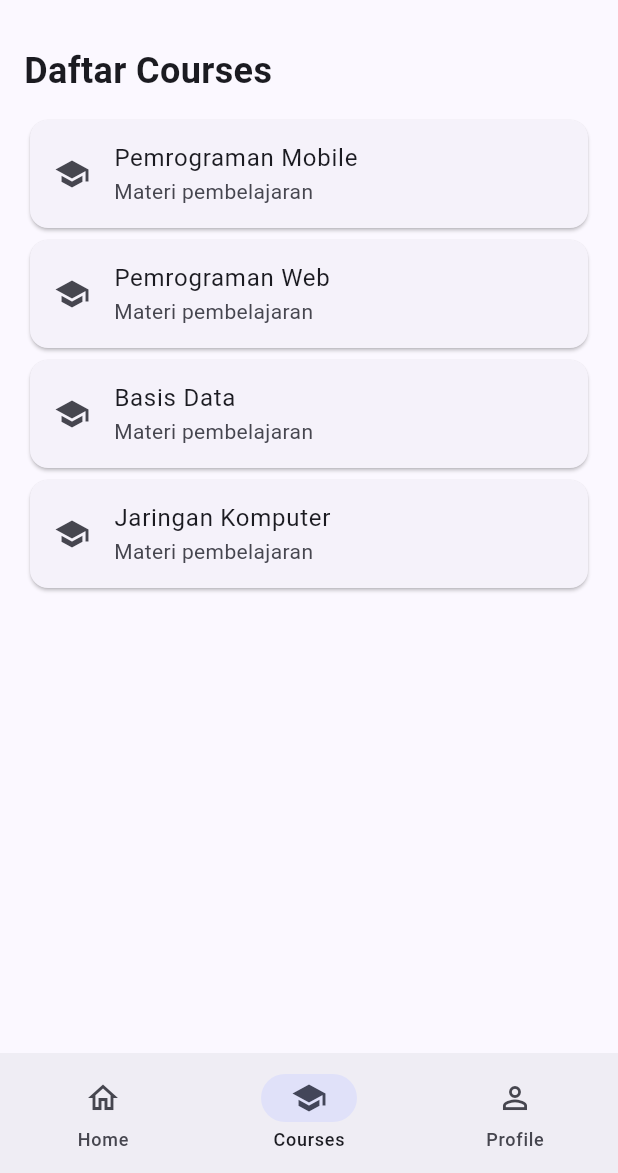
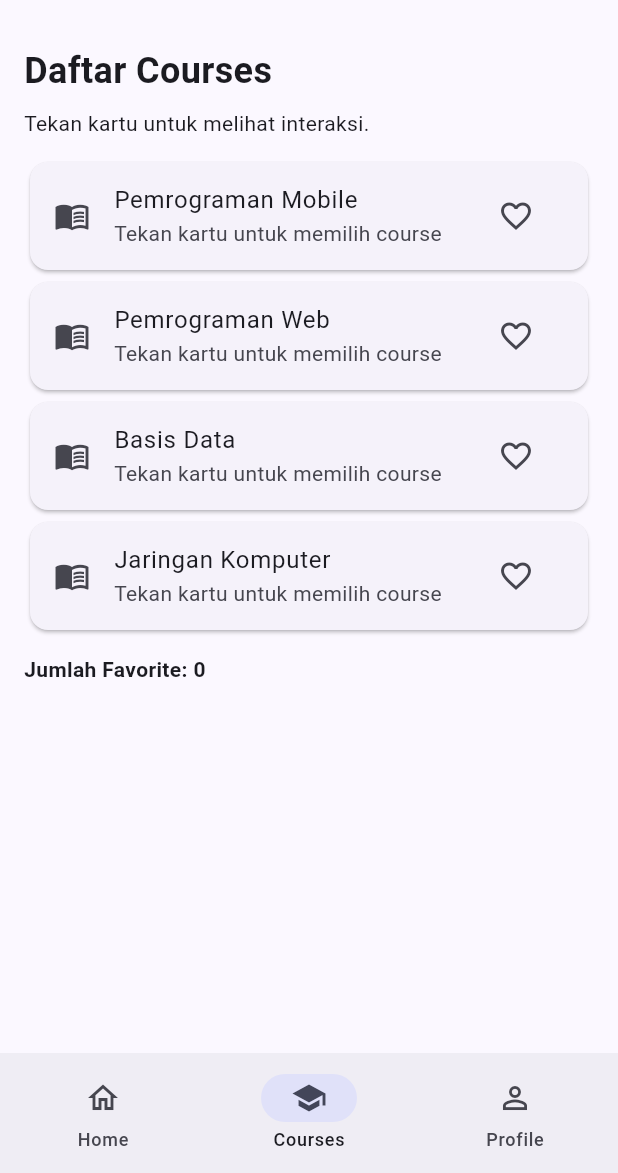
Before and after one commit to darmakrisaryawan-sys/flutter_ui_fundamentals, a Flutter app: the screen it shows after launch, item 2 of the bottom bar chosen, on a phone screen of 412 x 824 dp, the part 63-1236 px from its top. Run offline on Flutter 3.47's test engine with Material 3 defaults, Android fonts, the phone set to English and light mode, and no system bars.

Commit message:
Tahap 12: Menambahkan interaksi tap dan favorite course

```diff
--- a/lib/main.dart
+++ b/lib/main.dart
@@ -2,6 +2,13 @@ import 'package:flutter/material.dart';
 
 const String studentName = 'Made Darma Krisaryawan';
 const String studentId = '2415051081';
+
+const List<String> courseNames = [
+  'Pemrograman Mobile',
+  'Pemrograman Web',
+  'Basis Data',
+  'Jaringan Komputer',
+];
 
 void main() {
   runApp(const MyApp());
@@ -33,12 +40,6 @@ class MainNavigationPage extends StatefulWidget {
 
 class _MainNavigationPageState extends State<MainNavigationPage> {
   int currentIndex = 0;
-
-  final List<Widget> pages = const [
-    HomeScreen(),
-    CoursesScreen(),
-    ProfileScreen(),
-  ];
 
   Widget buildNavigationBar() {
     return NavigationBar(
@@ -103,6 +104,18 @@ class _MainNavigationPageState extends State<MainNavigationPage> {
       builder: (context, constraints) {
         final bool isExpanded = constraints.maxWidth >= 840;
 
+        final List<Widget> pages = [
+          HomeScreen(
+            onExploreCourses: () {
+              setState(() {
+                currentIndex = 1;
+              });
+            },
+          ),
+          const CoursesScreen(),
+          const ProfileScreen(),
+        ];
+
         return Scaffold(
           appBar: AppBar(title: const Text('Course Explorer')),
           body: isExpanded
@@ -122,7 +135,9 @@ class _MainNavigationPageState extends State<MainNavigationPage> {
 }
 
 class HomeScreen extends StatelessWidget {
-  const HomeScreen({super.key});
+  final VoidCallback onExploreCourses;
+
+  const HomeScreen({super.key, required this.onExploreCourses});
 
   @override
   Widget build(BuildContext context) {
@@ -142,32 +157,45 @@ class HomeScreen extends StatelessWidget {
           style: TextStyle(fontSize: 24, fontWeight: FontWeight.bold),
         ),
         const SizedBox(height: 8),
-        const Text('Selamat belajar menggunakan Course Explorer.'),
+        const Text('Jelajahi materi pembelajaran di Course Explorer.'),
         const SizedBox(height: 20),
-        const Card(
-          child: ListTile(
-            leading: Icon(Icons.menu_book),
-            title: Text('Jelajahi Course'),
-            subtitle: Text('Lihat daftar materi pembelajaran.'),
+        SizedBox(
+          width: double.infinity,
+          child: ElevatedButton.icon(
+            onPressed: onExploreCourses,
+            icon: const Icon(Icons.school),
+            label: const Text('Lihat Daftar Course'),
           ),
+        ),
+        const SizedBox(height: 12),
+        OutlinedButton.icon(
+          onPressed: () {
+            ScaffoldMessenger.of(context).showSnackBar(
+              const SnackBar(
+                content: Text('Selamat belajar di Course Explorer!'),
+              ),
+            );
+          },
+          icon: const Icon(Icons.notifications),
+          label: const Text('Tampilkan Pesan'),
         ),
       ],
     );
   }
 }
 
-class CoursesScreen extends StatelessWidget {
+class CoursesScreen extends StatefulWidget {
   const CoursesScreen({super.key});
 
   @override
+  State<CoursesScreen> createState() => _CoursesScreenState();
+}
+
+class _CoursesScreenState extends State<CoursesScreen> {
+  final Set<String> favoriteCourses = {};
+
+  @override
   Widget build(BuildContext context) {
-    const courseNames = [
-      'Pemrograman Mobile',
-      'Pemrograman Web',
-      'Basis Data',
-      'Jaringan Komputer',
-    ];
-
     return ListView(
       padding: const EdgeInsets.all(16),
       children: [
@@ -175,15 +203,48 @@ class CoursesScreen extends StatelessWidget {
           'Daftar Courses',
           style: TextStyle(fontSize: 24, fontWeight: FontWeight.bold),
         ),
+        const SizedBox(height: 8),
+        const Text('Tekan kartu untuk melihat interaksi.'),
         const SizedBox(height: 12),
         for (final course in courseNames)
           Card(
-            child: ListTile(
-              leading: const Icon(Icons.school),
-              title: Text(course),
-              subtitle: const Text('Materi pembelajaran'),
+            clipBehavior: Clip.antiAlias,
+            child: InkWell(
+              onTap: () {
+                ScaffoldMessenger.of(
+                  context,
+                ).showSnackBar(SnackBar(content: Text('Anda memilih $course')));
+              },
+              child: ListTile(
+                leading: const Icon(Icons.menu_book),
+                title: Text(course),
+                subtitle: const Text('Tekan kartu untuk memilih course'),
+                trailing: IconButton(
+                  tooltip: 'Favorite',
+                  icon: Icon(
+                    favoriteCourses.contains(course)
+                        ? Icons.favorite
+                        : Icons.favorite_border,
+                    color: favoriteCourses.contains(course) ? Colors.red : null,
+                  ),
+                  onPressed: () {
+                    setState(() {
+                      if (favoriteCourses.contains(course)) {
+                        favoriteCourses.remove(course);
+                      } else {
+                        favoriteCourses.add(course);
+                      }
+                    });
+                  },
+                ),
+              ),
             ),
           ),
+        const SizedBox(height: 12),
+        Text(
+          'Jumlah Favorite: ${favoriteCourses.length}',
+          style: const TextStyle(fontWeight: FontWeight.bold),
+        ),
       ],
     );
   }
@@ -200,7 +261,17 @@ class ProfileScreen extends StatelessWidget {
         child: Column(
           mainAxisSize: MainAxisSize.min,
           children: [
-            const CircleAvatar(radius: 40, child: Icon(Icons.person, size: 40)),
+            GestureDetector(
+              onTap: () {
+                ScaffoldMessenger.of(context).showSnackBar(
+                  const SnackBar(content: Text('Profil mahasiswa dipilih.')),
+                );
+              },
+              child: const CircleAvatar(
+                radius: 44,
+                child: Icon(Icons.person, size: 44),
+              ),
+            ),
             const SizedBox(height: 16),
             const Text(
               studentName,
@@ -212,6 +283,11 @@ class ProfileScreen extends StatelessWidget {
             const SizedBox(height: 8),
             const Text('Program Studi: PTI'),
             const Text('Kelas: PTI 5B'),
+            const SizedBox(height: 16),
+            const Text(
+              'Tekan ikon profil untuk mencoba GestureDetector.',
+              textAlign: TextAlign.center,
+            ),
           ],
         ),
       ),
```
